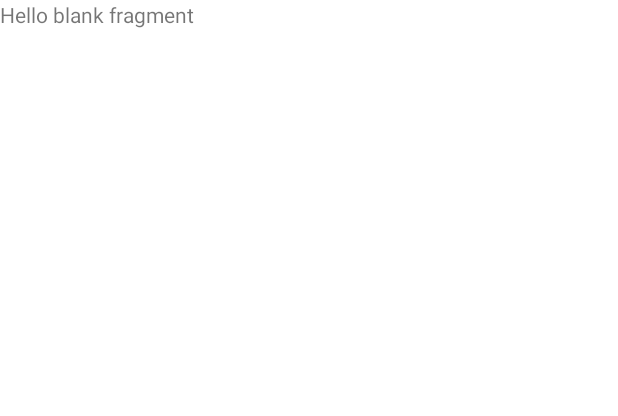
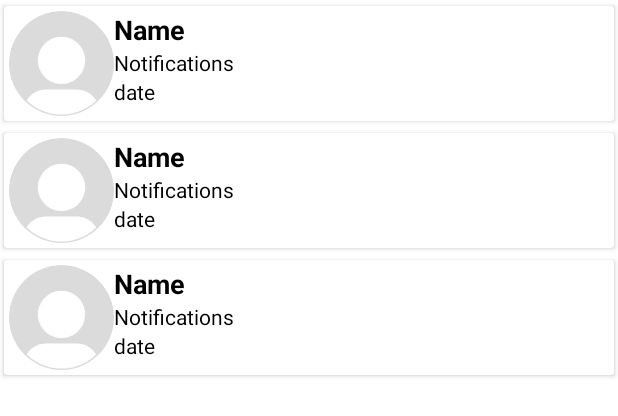
Before and after one commit to Dqlinh0802/LTDD_CS81_Nhom7, an Android app: the layout fragment_notifications.xml on its own in the app's theme, with its tools: preview values and no code run, on a phone screen of 412 x 824 dp. Shown: the top 416 px of the screen. Run offline under Robolectric (Android 15) with nearby library versions, the phone set to English and light mode, and no system bars.

Commit message:
Update logout, update notification

```diff
--- a/Hidebook/app/src/main/java/com/example/hidebook/MainActivity.java
+++ b/Hidebook/app/src/main/java/com/example/hidebook/MainActivity.java
@@ -43,8 +43,8 @@ public class MainActivity extends AppCompatActivity {
     }
 
     private void init(){
-//        Toolbar toolbar = findViewById(R.id.toolbar);
-//        setSupportActionBar(toolbar);
+        Toolbar toolbar = findViewById(R.id.toolbar);
+        setSupportActionBar(toolbar);
 
 
         viewPager = findViewById(R.id.viewPager);
--- a/Hidebook/app/src/main/res/layout/fragment_notifications.xml
+++ b/Hidebook/app/src/main/res/layout/fragment_notifications.xml
@@ -1,14 +1,17 @@
 <?xml version="1.0" encoding="utf-8"?>
-<FrameLayout xmlns:android="http://schemas.android.com/apk/res/android"
+<RelativeLayout xmlns:android="http://schemas.android.com/apk/res/android"
     xmlns:tools="http://schemas.android.com/tools"
     android:layout_width="match_parent"
     android:layout_height="match_parent"
+    xmlns:app="http://schemas.android.com/apk/res-auto"
     tools:context=".fragment.Notifications">
 
-    <!-- TODO: Update blank fragment layout -->
-    <TextView
+
+    <androidx.recyclerview.widget.RecyclerView
+        android:id="@+id/rv_notification"
         android:layout_width="match_parent"
         android:layout_height="match_parent"
-        android:text="@string/hello_blank_fragment" />
+        tools:listitem="@layout/notification_items"
+        app:layoutManager="androidx.recyclerview.widget.LinearLayoutManager"/>
 
-</FrameLayout>
+</RelativeLayout>
--- /dev/null
+++ b/Hidebook/app/src/main/res/layout/notification_items.xml
@@ -0,0 +1,55 @@
+<?xml version="1.0" encoding="utf-8"?>
+<androidx.cardview.widget.CardView xmlns:android="http://schemas.android.com/apk/res/android"
+    android:layout_width="match_parent"
+    android:layout_height="wrap_content"
+    xmlns:app="http://schemas.android.com/apk/res-auto"
+    app:cardBackgroundColor="@color/white"
+    app:cardCornerRadius="2dp"
+    app:cardUseCompatPadding="true"
+    app:contentPadding="3dp">
+
+    <LinearLayout
+        android:layout_width="match_parent"
+        android:layout_height="wrap_content"
+        android:orientation="horizontal">
+
+        <de.hdodenhof.circleimageview.CircleImageView
+            android:id="@+id/iv_avatar"
+            android:layout_width="70dp"
+            android:layout_height="70dp"
+            android:src="@drawable/profile"/>
+
+        <LinearLayout
+            android:layout_width="match_parent"
+            android:layout_height="wrap_content"
+            android:orientation="vertical">
+            <TextView
+                android:id="@+id/tv_name"
+                android:layout_width="match_parent"
+                android:layout_height="wrap_content"
+                android:textColor="@color/black"
+                android:text="Name"
+                android:textSize="18dp"
+                android:textStyle="bold"/>
+
+            <TextView
+                android:id="@+id/tv_notification"
+                android:layout_width="match_parent"
+                android:layout_height="wrap_content"
+                android:text="Notifications"
+                android:textColor="@color/black"/>
+
+            <TextView
+                android:id="@+id/tv_time"
+                android:layout_width="match_parent"
+                android:layout_height="wrap_content"
+                android:text="date"
+                android:textColor="@color/black"/>
+
+
+        </LinearLayout>
+
+
+    </LinearLayout>
+
+</androidx.cardview.widget.CardView>
```
Also changed, not shown: Hidebook/app/src/main/java/com/example/hidebook/adapter/NotificationAdapter.java (added, +81 -0 lines), Hidebook/app/src/main/java/com/example/hidebook/fragment/Home.java (+25 -8 lines), Hidebook/app/src/main/java/com/example/hidebook/fragment/Notifications.java (+17 -37 lines), Hidebook/app/src/main/java/com/example/hidebook/fragment/Profile.java (+4 -4 lines), Hidebook/app/src/main/java/com/example/hidebook/model/NotificationModel.java (added, +88 -0 lines).
